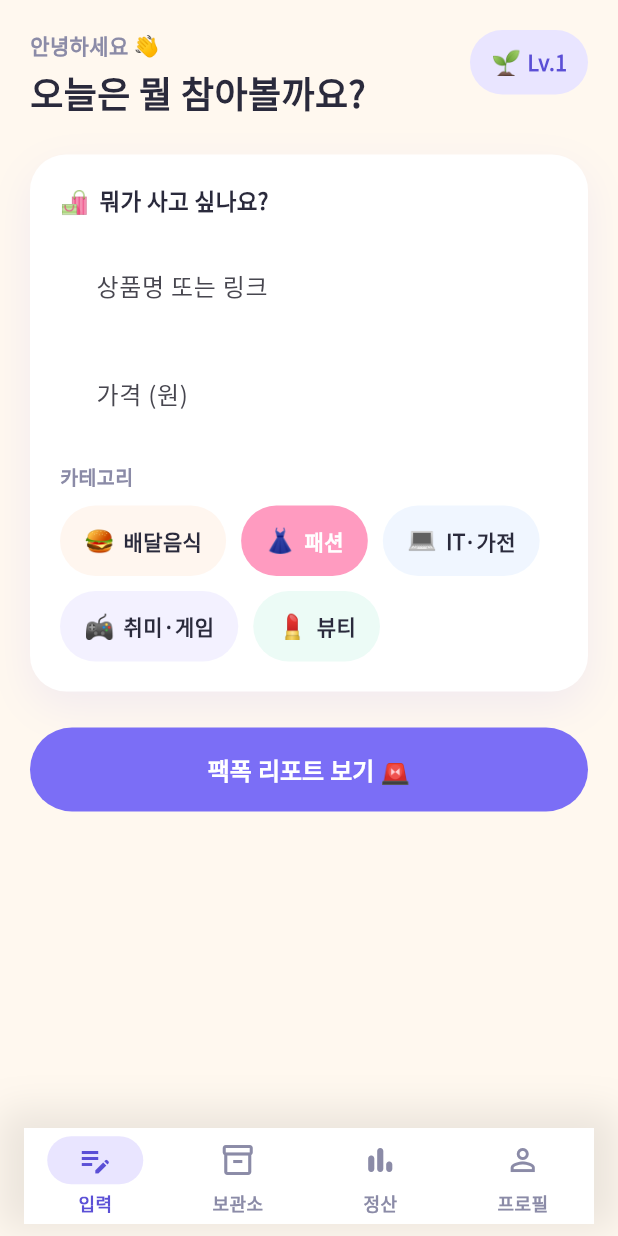
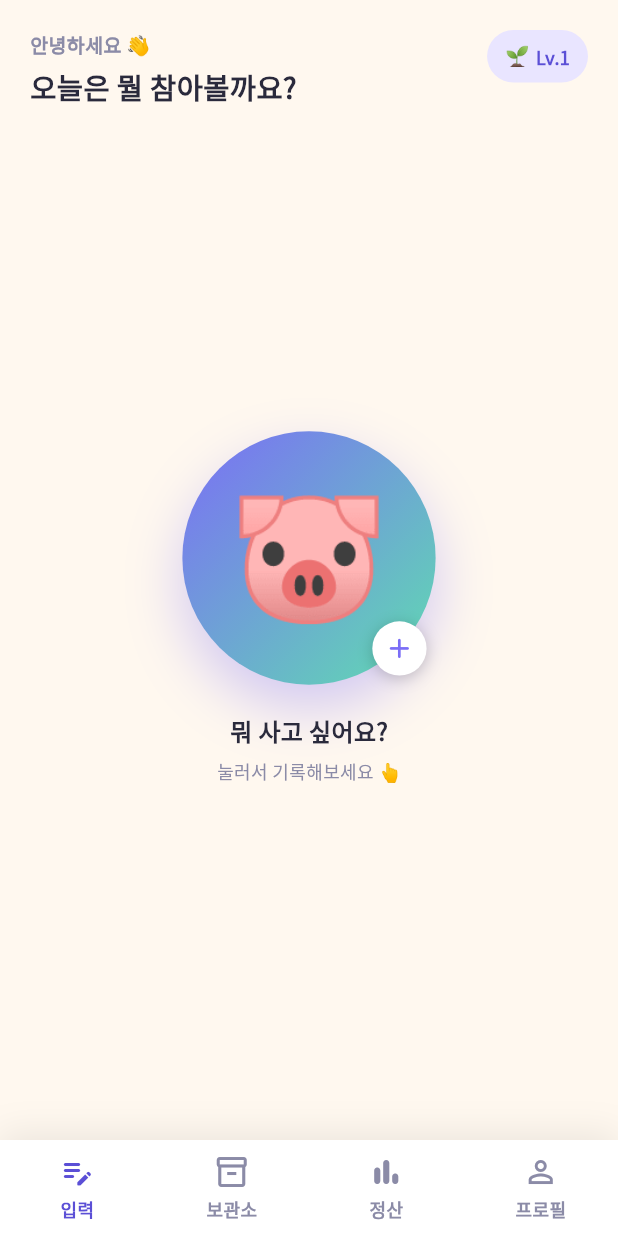
Before and after one commit to dldnlee/sal-kka, a Flutter app: the screen it shows after launch, on a phone screen of 412 x 824 dp. Run offline on Flutter 3.47's test engine with Material 3 defaults, Android fonts, the phone set to English and light mode, and no system bars; our stand-ins replace confetti, share_plus, shared_preferences.

Commit message:
Full-width nav bar, mascot-driven home screen, smaller fonts
- Bottom nav now fills the full width with evenly distributed tabs
  (replaced NavigationBar with a custom Row of Expanded tap targets).
- Home screen is now just a greeting and a tappable pig mascot that
  opens a dedicated Add Item screen (name/price/category), keeping the
  landing screen simple per the "friendlier and simpler" request.
- Reduced font sizes across all screens; fixed the home header so the
  greeting no longer competes with the level chip for width and wraps
  awkwardly.

Co-Authored-By: Claude Sonnet 5 <noreply@anthropic.com>

```diff
--- a/lib/screens/input_screen.dart
+++ b/lib/screens/input_screen.dart
@@ -1,50 +1,11 @@
 import 'package:flutter/material.dart';
 import 'package:provider/provider.dart';
-import '../models/shopping_item.dart';
 import '../services/app_state.dart';
 import '../theme/app_theme.dart';
-import '../utils/calc.dart';
-import 'reality_check_screen.dart';
+import 'add_item_screen.dart';
 
-class InputScreen extends StatefulWidget {
+class InputScreen extends StatelessWidget {
   const InputScreen({super.key});
-
-  @override
-  State<InputScreen> createState() => _InputScreenState();
-}
-
-class _InputScreenState extends State<InputScreen> {
-  final _formKey = GlobalKey<FormState>();
-  final _nameController = TextEditingController();
-  final _priceController = TextEditingController();
-
-  Category _category = Category.fashion;
-
-  @override
-  void dispose() {
-    _nameController.dispose();
-    _priceController.dispose();
-    super.dispose();
-  }
-
-  void _submit(AppState appState) async {
-    if (!_formKey.currentState!.validate()) return;
-
-    final hourlyWage = toHourlyWage(appState.income);
-    final price = double.parse(_priceController.text.replaceAll(',', ''));
-
-    if (!mounted) return;
-    Navigator.of(context).push(
-      MaterialPageRoute(
-        builder: (_) => RealityCheckScreen(
-          name: _nameController.text.trim(),
-          price: price,
-          category: _category,
-          hourlyWage: hourlyWage,
-        ),
-      ),
-    );
-  }
 
   @override
   Widget build(BuildContext context) {
@@ -53,142 +14,166 @@ class _InputScreenState extends State<InputScreen> {
 
     return Scaffold(
       body: SafeArea(
-        child: SingleChildScrollView(
-          padding: const EdgeInsets.fromLTRB(20, 20, 20, 32),
-          child: Form(
-            key: _formKey,
+        child: Padding(
+          padding: const EdgeInsets.fromLTRB(20, 20, 20, 20),
           child: Column(
             crossAxisAlignment: CrossAxisAlignment.stretch,
             children: [
-                Row(
-                  crossAxisAlignment: CrossAxisAlignment.start,
+              Stack(
                 children: [
-                    const Expanded(
-                      child: Column(
+                  const Column(
                     crossAxisAlignment: CrossAxisAlignment.start,
                     children: [
                       Text('안녕하세요 👋',
                           style: TextStyle(
+                              fontSize: 13,
                               color: AppColors.textMuted,
                               fontWeight: FontWeight.w600)),
                       SizedBox(height: 4),
                       Text('오늘은 뭘 참아볼까요?',
                           style: TextStyle(
-                                  fontSize: 24, fontWeight: FontWeight.w800)),
+                              fontSize: 19, fontWeight: FontWeight.w800)),
                     ],
                   ),
-                    ),
-                    GestureDetector(
+                  Positioned(
+                    right: 0,
+                    top: 0,
+                    child: GestureDetector(
                       onTap: () => appState.goToTab(3),
                       child: Container(
                         padding: const EdgeInsets.symmetric(
-                            horizontal: 14, vertical: 10),
+                            horizontal: 12, vertical: 8),
                         decoration: BoxDecoration(
                           color: AppColors.primarySoft,
                           borderRadius: BorderRadius.circular(999),
                         ),
                         child: Row(
+                          mainAxisSize: MainAxisSize.min,
                           children: [
-                            Text(level.emoji, style: const TextStyle(fontSize: 16)),
+                            Text(level.emoji, style: const TextStyle(fontSize: 13)),
                             const SizedBox(width: 4),
                             Text('Lv.${level.level}',
                                 style: const TextStyle(
+                                    fontSize: 12,
                                     color: AppColors.primaryDark,
                                     fontWeight: FontWeight.w800)),
                           ],
                         ),
                       ),
                     ),
-                  ],
-                ),
-                const SizedBox(height: 24),
-                SoftCard(
-                  child: Column(
-                    crossAxisAlignment: CrossAxisAlignment.stretch,
-                    children: [
-                      const Text('🛍️  뭐가 사고 싶나요?',
-                          style: TextStyle(fontWeight: FontWeight.w700, fontSize: 15)),
-                      const SizedBox(height: 14),
-                      TextFormField(
-                        controller: _nameController,
-                        decoration: const InputDecoration(
-                          labelText: '상품명 또는 링크',
-                          hintText: '예: 무신사 패딩',
-                        ),
-                        validator: (v) =>
-                            (v == null || v.trim().isEmpty) ? '상품명을 입력해주세요' : null,
-                      ),
-                      const SizedBox(height: 12),
-                      TextFormField(
-                        controller: _priceController,
-                        keyboardType: TextInputType.number,
-                        decoration: const InputDecoration(
-                          labelText: '가격 (원)',
-                          hintText: '예: 150000',
-                        ),
-                        validator: (v) {
-                          if (v == null || v.isEmpty) return '가격을 입력해주세요';
-                          if (double.tryParse(v.replaceAll(',', '')) == null) {
-                            return '숫자만 입력해주세요';
-                          }
-                          return null;
-                        },
-                      ),
-                      const SizedBox(height: 16),
-                      const Text('카테고리',
-                          style: TextStyle(
-                              fontWeight: FontWeight.w700,
-                              color: AppColors.textMuted,
-                              fontSize: 13)),
-                      const SizedBox(height: 10),
-                      Wrap(
-                        spacing: 10,
-                        runSpacing: 10,
-                        children: Category.values.map((c) {
-                          final selected = c == _category;
-                          return GestureDetector(
-                            onTap: () => setState(() => _category = c),
-                            child: AnimatedContainer(
-                              duration: const Duration(milliseconds: 150),
-                              padding: const EdgeInsets.symmetric(
-                                  horizontal: 16, vertical: 12),
-                              decoration: BoxDecoration(
-                                color: selected
-                                    ? c.color
-                                    : c.color.withValues(alpha: 0.12),
-                                borderRadius: BorderRadius.circular(999),
-                              ),
-                              child: Row(
-                                mainAxisSize: MainAxisSize.min,
-                                children: [
-                                  Text(c.emoji, style: const TextStyle(fontSize: 16)),
-                                  const SizedBox(width: 6),
-                                  Text(
-                                    c.label,
-                                    style: TextStyle(
-                                      fontWeight: FontWeight.w700,
-                                      color: selected ? Colors.white : AppColors.textDark,
-                                    ),
                   ),
                 ],
               ),
-                            ),
-                          );
-                        }).toList(),
+              const Expanded(
+                child: Center(child: _Mascot()),
               ),
             ],
-                  ),
-                ),
-                const SizedBox(height: 24),
-                FilledButton(
-                  onPressed: () => _submit(appState),
-                  child: const Text('팩폭 리포트 보기 🚨'),
-                ),
-              ],
-            ),
           ),
         ),
       ),
     );
   }
 }
+
+class _Mascot extends StatefulWidget {
+  const _Mascot();
+
+  @override
+  State<_Mascot> createState() => _MascotState();
+}
+
+class _MascotState extends State<_Mascot> with SingleTickerProviderStateMixin {
+  late final AnimationController _controller;
+
+  @override
+  void initState() {
+    super.initState();
+    _controller = AnimationController(
+      vsync: this,
+      duration: const Duration(seconds: 2),
+    )..repeat(reverse: true);
+  }
+
+  @override
+  void dispose() {
+    _controller.dispose();
+    super.dispose();
+  }
+
+  void _open(BuildContext context) {
+    Navigator.of(context).push(
+      MaterialPageRoute(builder: (_) => const AddItemScreen()),
+    );
+  }
+
+  @override
+  Widget build(BuildContext context) {
+    return GestureDetector(
+      onTap: () => _open(context),
+      child: Column(
+        mainAxisSize: MainAxisSize.min,
+        children: [
+          AnimatedBuilder(
+            animation: _controller,
+            builder: (context, child) {
+              final scale = 1.0 + _controller.value * 0.05;
+              return Transform.scale(scale: scale, child: child);
+            },
+            child: Container(
+              width: 168,
+              height: 168,
+              decoration: BoxDecoration(
+                shape: BoxShape.circle,
+                gradient: const LinearGradient(
+                  begin: Alignment.topLeft,
+                  end: Alignment.bottomRight,
+                  colors: [AppColors.primary, AppColors.mint],
+                ),
+                boxShadow: [
+                  BoxShadow(
+                    color: AppColors.primary.withValues(alpha: 0.35),
+                    blurRadius: 32,
+                    offset: const Offset(0, 16),
+                  ),
+                ],
+              ),
+              child: Stack(
+                alignment: Alignment.center,
+                children: [
+                  const Text('🐷', style: TextStyle(fontSize: 84)),
+                  Positioned(
+                    bottom: 6,
+                    right: 6,
+                    child: Container(
+                      width: 36,
+                      height: 36,
+                      decoration: const BoxDecoration(
+                        color: Colors.white,
+                        shape: BoxShape.circle,
+                        boxShadow: [
+                          BoxShadow(
+                            color: Color(0x33000000),
+                            blurRadius: 8,
+                            offset: Offset(0, 2),
+                          ),
+                        ],
+                      ),
+                      child: const Icon(Icons.add_rounded,
+                          color: AppColors.primary, size: 22),
+                    ),
+                  ),
+                ],
+              ),
+            ),
+          ),
+          const SizedBox(height: 20),
+          const Text('뭐 사고 싶어요?',
+              style: TextStyle(fontSize: 16, fontWeight: FontWeight.w800)),
+          const SizedBox(height: 6),
+          const Text('눌러서 기록해보세요 👆',
+              style: TextStyle(color: AppColors.textMuted, fontSize: 12)),
+        ],
+      ),
+    );
+  }
+}
--- a/lib/screens/reality_check_screen.dart
+++ b/lib/screens/reality_check_screen.dart
@@ -88,7 +88,7 @@ class RealityCheckScreen extends StatelessWidget {
             children: [
               Text(
                 '"$name (${formatKoreanUnit(price)})을 사려면..."',
-                style: const TextStyle(fontSize: 17, fontWeight: FontWeight.w800),
+                style: const TextStyle(fontSize: 15, fontWeight: FontWeight.w800),
               ),
               const SizedBox(height: 18),
               Row(
@@ -207,13 +207,13 @@ class _StatCard extends StatelessWidget {
           Text(
             value,
             textAlign: TextAlign.center,
-            style: const TextStyle(fontWeight: FontWeight.w800, fontSize: 15, height: 1.2),
+            style: const TextStyle(fontWeight: FontWeight.w800, fontSize: 14, height: 1.2),
           ),
           const SizedBox(height: 4),
           Text(
             label,
             textAlign: TextAlign.center,
-            style: const TextStyle(fontSize: 11, color: AppColors.textMuted, fontWeight: FontWeight.w600),
+            style: const TextStyle(fontSize: 10, color: AppColors.textMuted, fontWeight: FontWeight.w600),
           ),
         ],
       ),
--- a/lib/screens/root_shell.dart
+++ b/lib/screens/root_shell.dart
@@ -1,6 +1,7 @@
 import 'package:flutter/material.dart';
 import 'package:provider/provider.dart';
 import '../services/app_state.dart';
+import '../theme/app_theme.dart';
 import 'dashboard_screen.dart';
 import 'input_screen.dart';
 import 'profile_screen.dart';
@@ -8,6 +9,13 @@ import 'vault_screen.dart';
 
 class RootShell extends StatelessWidget {
   const RootShell({super.key});
+
+  static const _tabs = [
+    (Icons.edit_note_rounded, '입력'),
+    (Icons.inventory_2_outlined, '보관소'),
+    (Icons.bar_chart_rounded, '정산'),
+    (Icons.person_outline, '프로필'),
+  ];
 
   @override
   Widget build(BuildContext context) {
@@ -24,6 +32,7 @@ class RootShell extends StatelessWidget {
       body: screens[appState.currentTab],
       bottomNavigationBar: Container(
         decoration: const BoxDecoration(
+          color: Colors.white,
           boxShadow: [
             BoxShadow(
               color: Color(0x14000000),
@@ -33,21 +42,38 @@ class RootShell extends StatelessWidget {
           ],
         ),
         child: SafeArea(
-          child: Padding(
-            padding: const EdgeInsets.fromLTRB(16, 8, 16, 8),
-            child: NavigationBar(
-              height: 64,
-              selectedIndex: appState.currentTab,
-              onDestinationSelected: appState.goToTab,
-              destinations: const [
-                NavigationDestination(icon: Icon(Icons.edit_note), label: '입력'),
-                NavigationDestination(
-                    icon: Icon(Icons.inventory_2_outlined), label: '보관소'),
-                NavigationDestination(
-                    icon: Icon(Icons.bar_chart_rounded), label: '정산'),
-                NavigationDestination(
-                    icon: Icon(Icons.person_outline), label: '프로필'),
-              ],
+          child: SizedBox(
+            height: 64,
+            child: Row(
+              children: List.generate(_tabs.length, (i) {
+                final (icon, label) = _tabs[i];
+                final selected = appState.currentTab == i;
+                return Expanded(
+                  child: InkWell(
+                    onTap: () => appState.goToTab(i),
+                    child: Column(
+                      mainAxisAlignment: MainAxisAlignment.center,
+                      children: [
+                        Icon(icon,
+                            color: selected
+                                ? AppColors.primaryDark
+                                : AppColors.textMuted),
+                        const SizedBox(height: 4),
+                        Text(
+                          label,
+                          style: TextStyle(
+                            fontSize: 12,
+                            fontWeight: selected ? FontWeight.w800 : FontWeight.w600,
+                            color: selected
+                                ? AppColors.primaryDark
+                                : AppColors.textMuted,
+                          ),
+                        ),
+                      ],
+                    ),
+                  ),
+                );
+              }),
             ),
           ),
         ),
--- a/lib/screens/vault_screen.dart
+++ b/lib/screens/vault_screen.dart
@@ -130,13 +130,13 @@ class _VaultScreenState extends State<VaultScreen> {
                                           style: const TextStyle(
                                               color: Colors.white,
                                               fontWeight: FontWeight.w700,
-                                              fontSize: 16)),
+                                              fontSize: 15)),
                                       const SizedBox(height: 4),
                                       Text(
                                         '${item.category.emoji} ${item.category.label} · ${formatKoreanUnit(item.price)}',
                                         style: const TextStyle(
                                             color: Colors.white60,
-                                            fontSize: 13),
+                                            fontSize: 12),
                                       ),
                                       const SizedBox(height: 8),
                                       Text(
@@ -150,7 +150,7 @@ class _VaultScreenState extends State<VaultScreen> {
                                           fontWeight: isDue
                                               ? FontWeight.w700
                                               : FontWeight.w500,
-                                          fontSize: 13,
+                                          fontSize: 12,
                                         ),
                                       ),
                                     ],
--- a/lib/theme/app_theme.dart
+++ b/lib/theme/app_theme.dart
@@ -52,7 +52,7 @@ class AppTheme {
         foregroundColor: AppColors.textDark,
         titleTextStyle: TextStyle(
           color: AppColors.textDark,
-          fontSize: 20,
+          fontSize: 17,
           fontWeight: FontWeight.w800,
           fontFamily: 'NotoSansKR',
         ),
@@ -70,7 +70,7 @@ class AppTheme {
           foregroundColor: Colors.white,
           minimumSize: const Size.fromHeight(56),
           shape: const StadiumBorder(),
-          textStyle: const TextStyle(fontSize: 16, fontWeight: FontWeight.w700),
+          textStyle: const TextStyle(fontSize: 15, fontWeight: FontWeight.w700),
         ),
       ),
       outlinedButtonTheme: OutlinedButtonThemeData(
@@ -80,7 +80,7 @@ class AppTheme {
           side: const BorderSide(color: AppColors.primarySoft, width: 2),
           shape: const StadiumBorder(),
           backgroundColor: Colors.white,
-          textStyle: const TextStyle(fontSize: 15, fontWeight: FontWeight.w700),
+          textStyle: const TextStyle(fontSize: 14, fontWeight: FontWeight.w700),
         ),
       ),
       segmentedButtonTheme: SegmentedButtonThemeData(
@@ -91,7 +91,7 @@ class AppTheme {
           backgroundColor: Colors.white,
           foregroundColor: AppColors.textMuted,
           side: const BorderSide(color: AppColors.primarySoft, width: 2),
-          textStyle: const TextStyle(fontWeight: FontWeight.w700),
+          textStyle: const TextStyle(fontSize: 13, fontWeight: FontWeight.w700),
         ),
       ),
       inputDecorationTheme: InputDecorationTheme(
```
Also changed, not shown: lib/screens/add_item_screen.dart (added, +149 -0 lines), lib/screens/dashboard_screen.dart (+13 -13 lines), lib/screens/profile_screen.dart (+9 -9 lines), 1 other file. Lines whose indentation alone changed are shown as unchanged.
